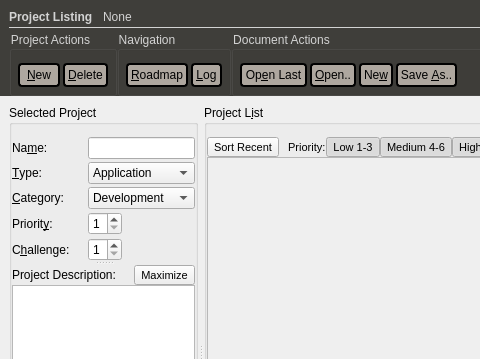
Above: forms/project2.ui from skriticos/nelia1 before the change; both pictures show x 0 to 480 and y 0 to 359 of the 800 by 600 pixel window. Below: the same form after it.
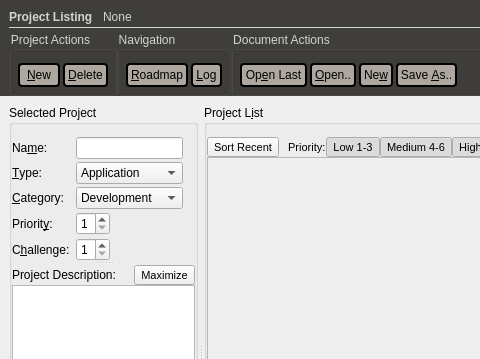
That is the form after the change.

What changed in the file:
```diff
--- a/forms/project2.ui
+++ b/forms/project2.ui
@@ -696,6 +696,19 @@
                 </property>
                </widget>
               </item>
+              <item row="2" column="2">
+               <spacer name="horizontalSpacer_2">
+                <property name="orientation">
+                 <enum>Qt::Horizontal</enum>
+                </property>
+                <property name="sizeHint" stdset="0">
+                 <size>
+                  <width>40</width>
+                  <height>20</height>
+                 </size>
+                </property>
+               </spacer>
+              </item>
              </layout>
             </widget>
             <widget class="QWidget" name="project_info" native="true">
```
